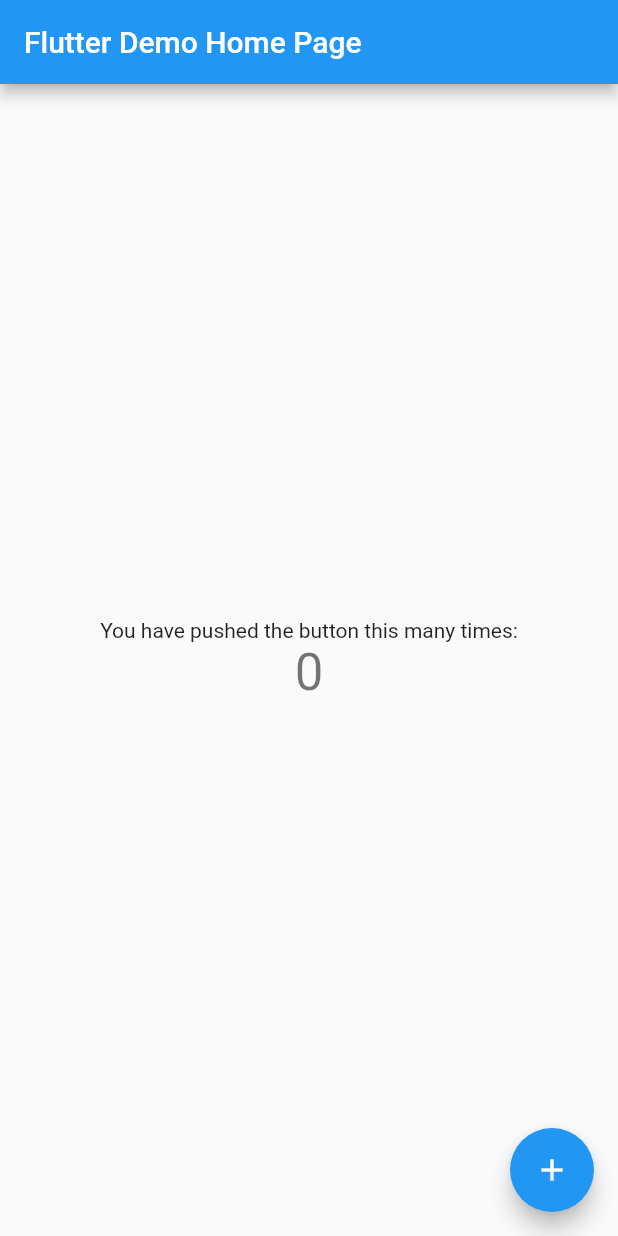
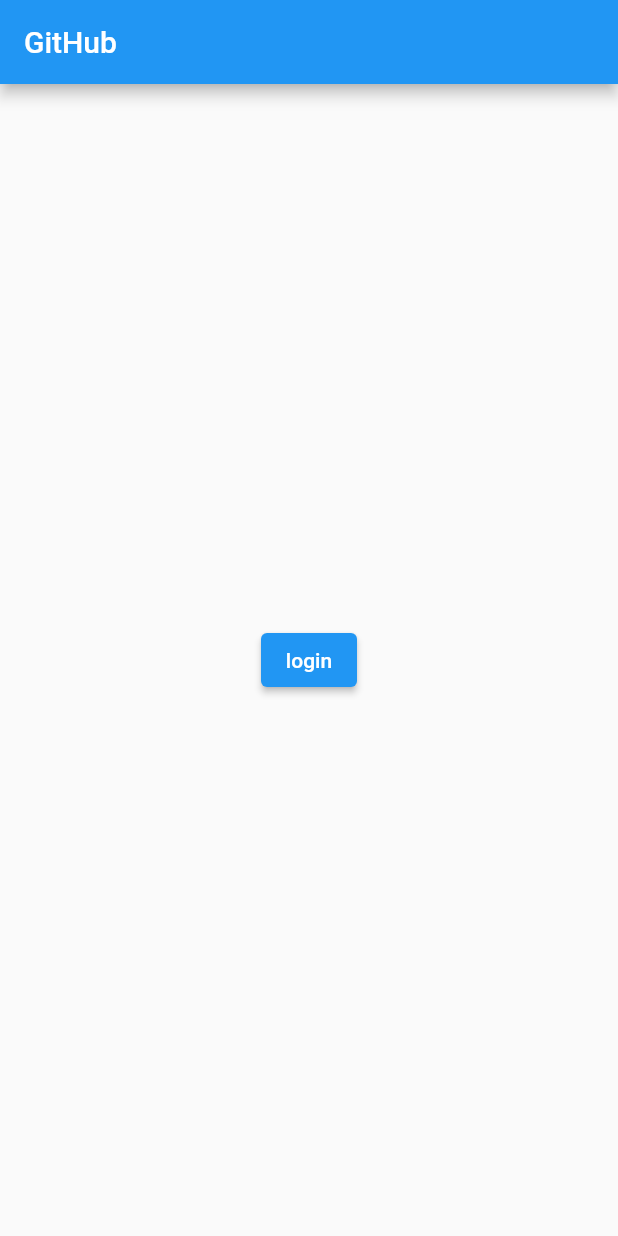
Before and after one commit to eamirho3ein3/github, a Flutter app: the screen it shows after launch, on a phone screen of 412 x 824 dp. Run offline on Flutter 3.47's test engine with Material 2 defaults, Android fonts, the phone set to English and light mode, and no system bars; our stand-ins replace equatable, flutter_bloc, graphql_flutter, shared_preferences; missing offline and left inert: oauth2_client.

Commit message:
add home page

```diff
--- /dev/null
+++ b/lib/global-variable.dart
@@ -0,0 +1,46 @@
+import 'package:graphql_flutter/graphql_flutter.dart';
+
+class GlobVariable {
+  static GlobVariable _instance;
+  factory GlobVariable() => _instance ??= new GlobVariable._();
+  GlobVariable._();
+
+  String clientId = '53e4ee2e84f4729d00a9';
+  String clientSecret = 'e35175ef99087a33647799a679aa71c4400853b4';
+  String accessToken;
+  String
+      nextFetchCursor; // use to now the start point of next repository fetch, null means there is now repository left to fetch
+  QueryResult lastRepositoryData;
+
+  String getClientId() {
+    return clientId;
+  }
+
+  String getClientSecret() {
+    return clientSecret;
+  }
+
+  String getAccessToken() {
+    return accessToken;
+  }
+
+  QueryResult getLastRepositoryData() {
+    return lastRepositoryData;
+  }
+
+  String getNextFetchCursor() {
+    return nextFetchCursor;
+  }
+
+  setAccessToken(String token) {
+    this.accessToken = token;
+  }
+
+  setLastRepositoryData(QueryResult data) {
+    this.lastRepositoryData = data;
+  }
+
+  setNextFetchCursor(String data) {
+    this.nextFetchCursor = data;
+  }
+}
--- a/lib/main.dart
+++ b/lib/main.dart
@@ -1,113 +1,19 @@
 import 'package:flutter/material.dart';
+import 'package:github/pages/home/home.dart';
+import 'package:graphql_flutter/graphql_flutter.dart';
 
-void main() {
-  runApp(MyApp());
+Future<void> main() async {
+  await initHiveForFlutter();
+  runApp(Github());
 }
 
-class MyApp extends StatelessWidget {
-  // This widget is the root of your application.
+class Github extends StatelessWidget {
   @override
   Widget build(BuildContext context) {
     return MaterialApp(
+      debugShowCheckedModeBanner: false,
       title: 'Flutter Demo',
-      theme: ThemeData(
-        // This is the theme of your application.
-        //
-        // Try running your application with "flutter run". You'll see the
-        // application has a blue toolbar. Then, without quitting the app, try
-        // changing the primarySwatch below to Colors.green and then invoke
-        // "hot reload" (press "r" in the console where you ran "flutter run",
-        // or simply save your changes to "hot reload" in a Flutter IDE).
-        // Notice that the counter didn't reset back to zero; the application
-        // is not restarted.
-        primarySwatch: Colors.blue,
-      ),
-      home: MyHomePage(title: 'Flutter Demo Home Page'),
+      home: HomePage(),
     );
   }
 }
-
-class MyHomePage extends StatefulWidget {
-  MyHomePage({Key key, this.title}) : super(key: key);
-
-  // This widget is the home page of your application. It is stateful, meaning
-  // that it has a State object (defined below) that contains fields that affect
-  // how it looks.
-
-  // This class is the configuration for the state. It holds the values (in this
-  // case the title) provided by the parent (in this case the App widget) and
-  // used by the build method of the State. Fields in a Widget subclass are
-  // always marked "final".
-
-  final String title;
-
-  @override
-  _MyHomePageState createState() => _MyHomePageState();
-}
-
-class _MyHomePageState extends State<MyHomePage> {
-  int _counter = 0;
-
-  void _incrementCounter() {
-    setState(() {
-      // This call to setState tells the Flutter framework that something has
-      // changed in this State, which causes it to rerun the build method below
-      // so that the display can reflect the updated values. If we changed
-      // _counter without calling setState(), then the build method would not be
-      // called again, and so nothing would appear to happen.
-      _counter++;
-    });
-  }
-
-  @override
-  Widget build(BuildContext context) {
-    // This method is rerun every time setState is called, for instance as done
-    // by the _incrementCounter method above.
-    //
-    // The Flutter framework has been optimized to make rerunning build methods
-    // fast, so that you can just rebuild anything that needs updating rather
-    // than having to individually change instances of widgets.
-    return Scaffold(
-      appBar: AppBar(
-        // Here we take the value from the MyHomePage object that was created by
-        // the App.build method, and use it to set our appbar title.
-        title: Text(widget.title),
-      ),
-      body: Center(
-        // Center is a layout widget. It takes a single child and positions it
-        // in the middle of the parent.
-        child: Column(
-          // Column is also a layout widget. It takes a list of children and
-          // arranges them vertically. By default, it sizes itself to fit its
-          // children horizontally, and tries to be as tall as its parent.
-          //
-          // Invoke "debug painting" (press "p" in the console, choose the
-          // "Toggle Debug Paint" action from the Flutter Inspector in Android
-          // Studio, or the "Toggle Debug Paint" command in Visual Studio Code)
-          // to see the wireframe for each widget.
-          //
-          // Column has various properties to control how it sizes itself and
-          // how it positions its children. Here we use mainAxisAlignment to
-          // center the children vertically; the main axis here is the vertical
-          // axis because Columns are vertical (the cross axis would be
-          // horizontal).
-          mainAxisAlignment: MainAxisAlignment.center,
-          children: <Widget>[
-            Text(
-              'You have pushed the button this many times:',
-            ),
-            Text(
-              '$_counter',
-              style: Theme.of(context).textTheme.headline4,
-            ),
-          ],
-        ),
-      ),
-      floatingActionButton: FloatingActionButton(
-        onPressed: _incrementCounter,
-        tooltip: 'Increment',
-        child: Icon(Icons.add),
-      ), // This trailing comma makes auto-formatting nicer for build methods.
-    );
-  }
-}
--- /dev/null
+++ b/lib/models/repo.dart
@@ -0,0 +1,38 @@
+import 'package:flutter/material.dart';
+import 'package:github/global-variable.dart';
+
+class Repo {
+  final String id;
+  final String name;
+  final bool isPrivate;
+  final String createdAt;
+
+  Repo({
+    @required this.id,
+    @required this.name,
+    @required this.isPrivate,
+    @required this.createdAt,
+  });
+
+  static List<Repo> fromJson(Map<String, dynamic> json) {
+    List<Repo> results = [];
+    var repositories = json['viewer']['repositories'];
+    final List<dynamic> dataResults = repositories['nodes'] as List<dynamic>;
+    var pageInfo = repositories['pageInfo'];
+    var _after;
+    if (pageInfo['hasNextPage'] as bool) {
+      _after = pageInfo['endCursor'];
+    }
+    GlobVariable().setNextFetchCursor(_after);
+    for (var item in dataResults) {
+      results.add(Repo(
+        id: item["id"] as String,
+        name: item["name"] as String,
+        isPrivate: item["isPrivate"] as bool,
+        createdAt: item["createdAt"] as String,
+      ));
+    }
+
+    return results;
+  }
+}
--- /dev/null
+++ b/lib/pages/home/home-bloc.dart
@@ -0,0 +1,134 @@
+import 'dart:async';
+import 'package:equatable/equatable.dart';
+import 'package:flutter/material.dart';
+import 'package:flutter_bloc/flutter_bloc.dart';
+import 'package:github/models/repo.dart';
+import 'package:github/pages/home/home-repository.dart';
+import 'package:graphql_flutter/graphql_flutter.dart';
+
+class HomeEvent extends Equatable {
+  @override
+  List<Object> get props => [];
+}
+
+class CheckAccessToken extends HomeEvent {
+  final String key;
+  final BuildContext context;
+  CheckAccessToken(this.key, this.context);
+
+  @override
+  List<Object> get props => [key, context];
+}
+
+class GetAccessToken extends HomeEvent {
+  final String key;
+  final BuildContext context;
+  GetAccessToken(this.key, this.context);
+
+  @override
+  List<Object> get props => [key, context];
+}
+
+class GetRepos extends HomeEvent {
+  final int numOfReposToLoad;
+  final GraphQLClient client;
+  GetRepos(this.numOfReposToLoad, this.client);
+
+  @override
+  List<Object> get props => [numOfReposToLoad, client];
+}
+
+class Reset extends HomeEvent {}
+
+class HomeState extends Equatable {
+  @override
+  List<Object> get props => [];
+}
+
+class HomeUninitialized extends HomeState {}
+
+class HomeLoading extends HomeState {}
+
+class FetchLoading extends HomeState {}
+
+class SearchStatusUpdate extends HomeState {}
+
+class NoAccessToken extends HomeState {}
+
+class HaveAccessToken extends HomeState {}
+
+class ReposReady extends HomeState {
+  final List<Repo> _result;
+  ReposReady(this._result);
+  List<Repo> get getResult => _result;
+
+  @override
+  List<Object> get props => throw [_result];
+}
+
+class GetError extends HomeState {}
+
+class HomeBloc extends Bloc<HomeEvent, HomeState> {
+  bool isLoading = false;
+  final HomeRepository homeRepository;
+  HomeBloc(this.homeRepository) : super(HomeUninitialized());
+
+  @override
+  Stream<HomeState> mapEventToState(HomeEvent event) async* {
+    if (event is CheckAccessToken) {
+      yield HomeLoading();
+
+      try {
+        var result = await homeRepository.checkAccessToken(event.key);
+        if (result != null) {
+          // have access token
+          yield HaveAccessToken();
+        } else {
+          // no access token & shoul Loggin
+          yield NoAccessToken();
+        }
+      } catch (error) {
+        print("error read from database : $error");
+
+        yield GetError();
+      }
+    } else if (event is GetAccessToken) {
+      yield HomeLoading();
+
+      try {
+        await homeRepository.login(event.key);
+        yield HaveAccessToken();
+      } catch (error) {
+        print("error read from database : $error");
+
+        yield GetError();
+      }
+    } else if (event is GetRepos) {
+      if (isLoading) {
+        // means we are fetching
+        yield FetchLoading();
+      } else {
+        yield HomeLoading();
+      }
+
+      try {
+        final queryResults = await homeRepository.getRepositories(
+            event.numOfReposToLoad, event.client);
+
+        if (queryResults.hasException) {
+          print('repo error : ${queryResults.exception.toString()}');
+          yield GetError();
+        } else {
+          final List<Repo> listOfRepos = Repo.fromJson(queryResults.data);
+          yield ReposReady(listOfRepos);
+        }
+      } catch (error) {
+        print("error read from database : $error");
+
+        yield GetError();
+      }
+    } else if (event is Reset) {
+      yield HomeUninitialized();
+    }
+  }
+}
--- /dev/null
+++ b/lib/pages/home/home.dart
@@ -0,0 +1,165 @@
+import 'package:flutter/material.dart';
+import 'package:flutter_bloc/flutter_bloc.dart';
+import 'package:github/global-variable.dart';
+import 'package:github/models/repo.dart';
+import 'package:github/pages/home/home-bloc.dart';
+import 'package:github/pages/home/home-repository.dart';
+import 'package:github/pages/home/widgets/repo-item.dart';
+import 'package:oauth2_client/github_oauth2_client.dart';
+
+import 'package:graphql_flutter/graphql_flutter.dart';
+
+class HomePage extends StatefulWidget {
+  @override
+  _HomePageState createState() => _HomePageState();
+}
+
+class _HomePageState extends State<HomePage> {
+  GitHubOAuth2Client _githubClient = GitHubOAuth2Client(
+      redirectUri: 'simplegithub://callback', customUriScheme: 'simplegithub');
+  List<Repo> _repose = [];
+  ScrollController _listController = ScrollController();
+  HomeBloc _homeBloc;
+  var _after;
+
+  @override
+  void initState() {
+    super.initState();
+
+    _listController.addListener(_onListviewChange);
+  }
+
+  @override
+  void dispose() {
+    _listController.removeListener(_onListviewChange);
+    _listController.dispose();
+
+    super.dispose();
+  }
+
+  @override
+  Widget build(BuildContext context) {
+    return BlocProvider<HomeBloc>(
+      create: (context) =>
+          HomeBloc(HomeRepository(githubClient: _githubClient)),
+      child: Scaffold(
+        appBar: AppBar(
+          title: Text('GitHub'),
+        ),
+        body: _manageState(),
+      ),
+    );
+  }
+
+  _manageState() {
+    return BlocBuilder<HomeBloc, HomeState>(
+      builder: (context, state) {
+        _homeBloc = context.read<HomeBloc>();
+        _after = GlobVariable().getNextFetchCursor();
+        if (state is HomeUninitialized) {
+          // initial the screen
+          context
+              .read<HomeBloc>()
+              .add(CheckAccessToken('accessToken', context));
+        } else if (state is HomeLoading) {
+          // show loading
+          return _buildRegularLoading();
+        } else if (state is FetchLoading) {
+          return _buildRepoView(context);
+        } else if (state is NoAccessToken) {
+          // show Login view
+          return _buildLoginView(context);
+        } else if (state is HaveAccessToken) {
+          // get repos
+          context.read<HomeBloc>().add(GetRepos(10, _client()));
+        } else if (state is ReposReady) {
+          // data are ready
+          _repose.addAll(state.getResult);
+          _homeBloc.isLoading = false;
+
+          return _buildRepoView(context);
+        } else if (state is GetError) {
+          // get error
+          return _buildCenterMessage("oops :(");
+        }
+        return Container();
+      },
+    );
+  }
+
+  _buildLoginView(BuildContext context) {
+    return Center(
+      child: ElevatedButton(
+        child: Text('login'),
+        onPressed: () async {
+          context.read<HomeBloc>().add(GetAccessToken('accessToken', context));
+        },
+      ),
+    );
+  }
+
+  _buildRepoView(BuildContext context) {
+    return _repose.isEmpty
+        ? _buildCenterMessage('No reposity founded')
+        : ListView.separated(
+            controller: _listController,
+            padding: EdgeInsets.symmetric(horizontal: 16, vertical: 12),
+            itemBuilder: (context, index) {
+              return RipoItem(_repose[index]);
+            },
+            separatorBuilder: (context, _) {
+              return SizedBox(
+                height: 12,
+              );
+            },
+            itemCount: _repose.length);
+  }
+
+  _buildRegularLoading() {
+    return Center(
+      child: CircularProgressIndicator(
+        valueColor:
+            AlwaysStoppedAnimation<Color>(Theme.of(context).primaryColor),
+        backgroundColor: Colors.black,
+      ),
+    );
+  }
+
+  _buildCenterMessage(String message) {
+    return Center(
+      child: Text(
+        message,
+        style: Theme.of(context).textTheme.bodyText2,
+      ),
+    );
+  }
+
+  GraphQLClient _client() {
+    final HttpLink _httpLink = HttpLink(
+      'https://api.github.com/graphql',
+    );
+
+    final AuthLink _authLink = AuthLink(
+      getToken: () => 'Bearer ${GlobVariable().accessToken}',
+    );
+
+    final Link _link = _authLink.concat(_httpLink);
+
+    return GraphQLClient(
+      cache: GraphQLCache(
+        store: HiveStore(),
+      ),
+      link: _link,
+    );
+  }
+
+  void _onListviewChange() {
+    if ((_listController.offset >=
+            (_listController.position.maxScrollExtent * 0.8)) &&
+        !_homeBloc.isLoading &&
+        _after != null) {
+      _homeBloc.add(GetRepos(10, _client()));
+      _homeBloc.isLoading = true;
+    }
+  }
+}
--- /dev/null
+++ b/lib/services/graphql/queries.dart
@@ -0,0 +1,18 @@
+const String readRepositories = r'''
+  query ReadRepositories($nRepositories: Int!, $after: String) {
+    viewer {
+      repositories(first: $nRepositories, after: $after) {
+        pageInfo {
+          endCursor
+          hasNextPage
+        }
+        nodes {
+          id
+          name
+          isPrivate
+          createdAt
+        }
+      }
+    }
+  }
+''';
```
Also changed, not shown: lib/pages/home/home-repository.dart (added, +47 -0 lines), lib/pages/home/widgets/repo-item.dart (added, +43 -0 lines), lib/services/shared-preference/shared-preference-helper.dart (added, +19 -0 lines), pubspec.yaml (+6 -3 lines), pubspec.lock, 11 other files.
